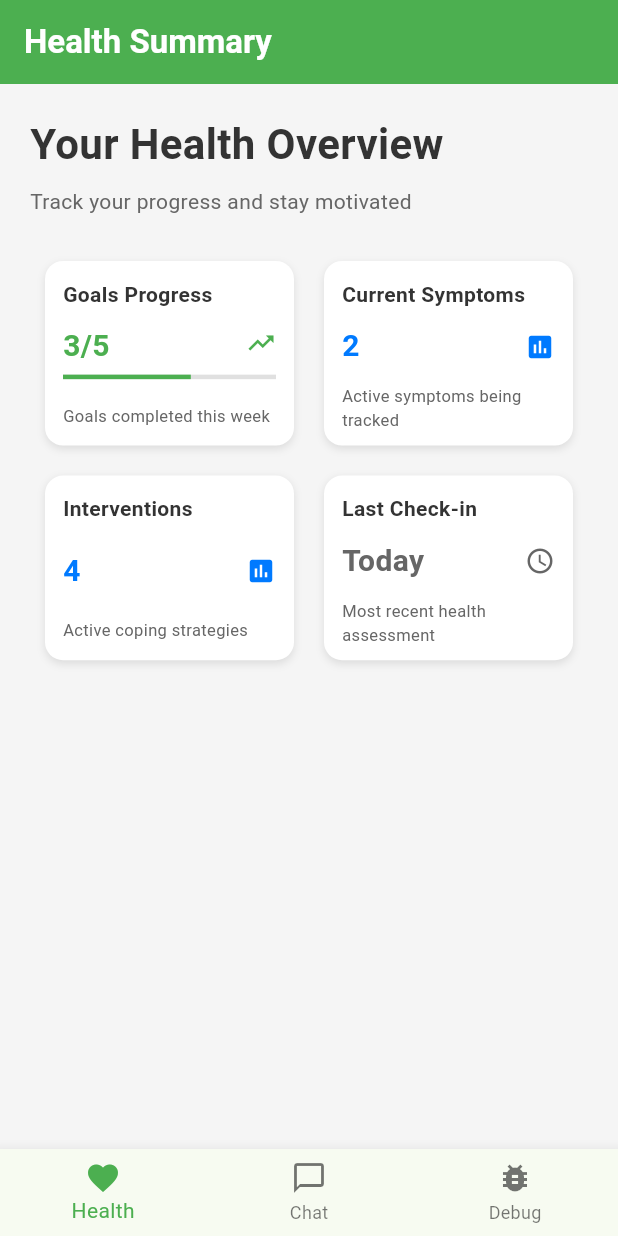
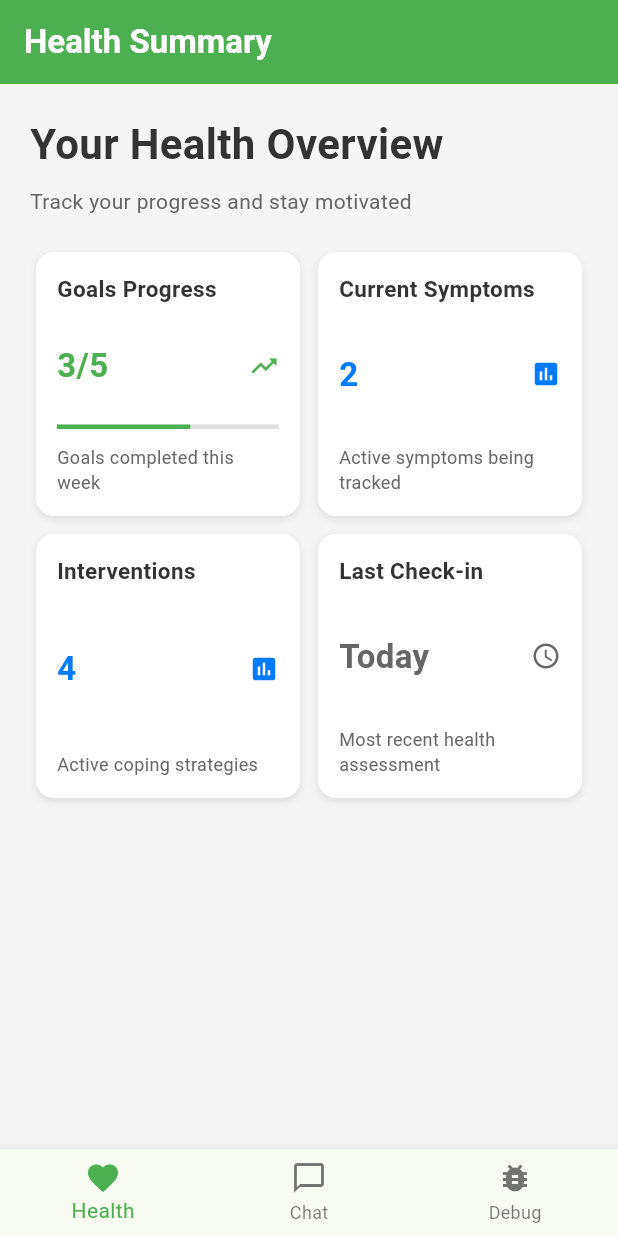
Before and after one commit to skylarbpayne/palmer-behavioral-health-coach, a Flutter app: the screen it shows after launch, on a phone screen of 412 x 824 dp. Run offline on Flutter 3.47's test engine with Material 3 defaults, Android fonts, the phone set to English and light mode, and no system bars.

Commit message:
Fix text cutoff issues in health metric cards
- Adjust grid aspect ratio from 1.3 to 1.0 for more square cards
- Add grid spacing (4px crossAxisSpacing and mainAxisSpacing)
- Reduce card margins to 4px since grid now provides spacing
- Increase card padding to 14px for better text accommodation
- Improve text sizing:
  - Title: 15px (up from 14px) for better readability
  - Value: 22px (up from 20px) for balanced appearance
  - Subtitle: 12px (up from 11px) with 3 maxLines for longer descriptions
- Remove unnecessary Flexible wrappers that were constraining text
- All text content now displays properly without cutoff

Resolves text truncation issues in all four health metric cards:
- "Current Symptoms" title fully visible
- "Goals completed this week" subtitle fully visible
- "Active symptoms being tracked" subtitle fully visible
- "Most recent health assessment" subtitle fully visible

🤖 Generated with [Claude Code](https://claude.ai/code)

Co-Authored-By: Claude <noreply@anthropic.com>

```diff
--- a/palmer_behavioral_health_coach/lib/screens/health_summary_screen.dart
+++ b/palmer_behavioral_health_coach/lib/screens/health_summary_screen.dart
@@ -45,9 +45,9 @@ class HealthSummaryScreen extends StatelessWidget {
               child: GridView.builder(
                 gridDelegate: const SliverGridDelegateWithFixedCrossAxisCount(
                   crossAxisCount: 2,
-                  childAspectRatio: 1.3, // Increased aspect ratio for more width
-                  crossAxisSpacing: 0,
-                  mainAxisSpacing: 0,
+                  childAspectRatio: 1.0, // More square cards for better text accommodation
+                  crossAxisSpacing: 4,
+                  mainAxisSpacing: 4,
                 ),
                 itemCount: healthMetrics.length,
                 itemBuilder: (context, index) {
--- a/palmer_behavioral_health_coach/lib/widgets/metric_card.dart
+++ b/palmer_behavioral_health_coach/lib/widgets/metric_card.dart
@@ -11,23 +11,21 @@ class MetricCard extends StatelessWidget {
   Widget build(BuildContext context) {
     return Container(
       decoration: AppConstants.cardDecoration,
-      margin: const EdgeInsets.all(AppConstants.cardMargin),
-      padding: const EdgeInsets.all(12.0), // Reduced padding
+      margin: const EdgeInsets.all(4.0), // Reduced margin since grid has spacing
+      padding: const EdgeInsets.all(14.0), // Slightly increased padding for better text space
       child: Column(
         crossAxisAlignment: CrossAxisAlignment.start,
         mainAxisAlignment: MainAxisAlignment.spaceBetween,
         children: [
           // Title
-          Flexible(
-            child: Text(
+          Text(
             metric.title,
             style: AppConstants.subtitleStyle.copyWith(
-                fontSize: 14.0, // Reduced font size
+              fontSize: 15.0, // Slightly larger for better readability
               fontWeight: FontWeight.w600,
             ),
             maxLines: 2,
             overflow: TextOverflow.ellipsis,
-            ),
           ),
           const SizedBox(height: 6),
 
@@ -40,7 +38,7 @@ class MetricCard extends StatelessWidget {
                     metric.value,
                     style: AppConstants.largeTitleStyle.copyWith(
                       color: _getValueColor(),
-                      fontSize: 20.0, // Further reduced font size
+                      fontSize: 22.0, // Balanced size for readability
                       fontWeight: FontWeight.bold,
                     ),
                   ),
@@ -66,15 +64,13 @@ class MetricCard extends StatelessWidget {
           const SizedBox(height: 6),
 
           // Subtitle
-          Flexible(
-            child: Text(
+          Text(
             metric.subtitle,
             style: AppConstants.captionStyle.copyWith(
-                fontSize: 11.0, // Reduced font size
+              fontSize: 12.0, // Improved readability
             ),
-              maxLines: 2,
+            maxLines: 3, // Allow more lines for longer descriptions
             overflow: TextOverflow.ellipsis,
-            ),
           ),
         ],
       ),
```
Lines whose indentation alone changed are shown as unchanged.
